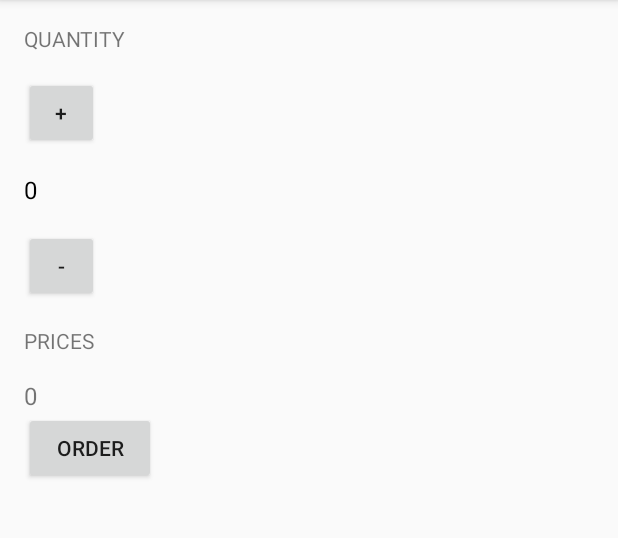
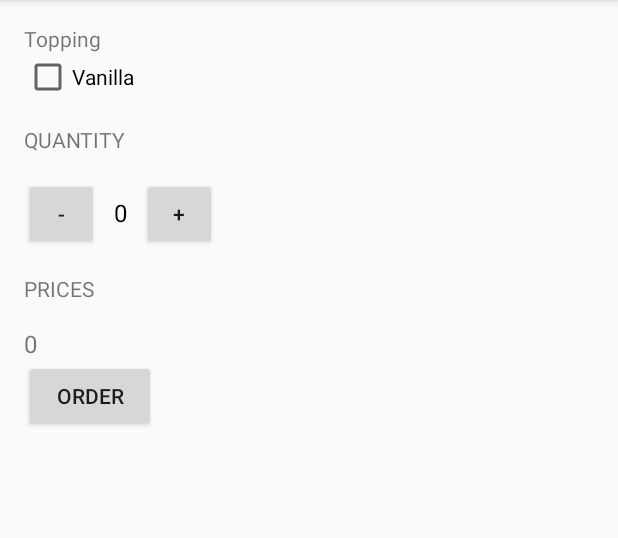
Before and after one commit to pratamawijaya/android-academy-jogja, an Android app: the screen it shows after launch (MainActivity), on a phone screen of 412 x 824 dp, the part 84-622 px from its top. Run offline under Robolectric (Android 15) with nearby library versions, the phone set to English and light mode, and no system bars.

Commit message:
add combo box

```diff
--- a/batch1/JustJavax/app/src/main/java/com/android/example/justjavax/Car.java
+++ /dev/null
@@ -1,27 +0,0 @@
-package com.android.example.justjavax;
-
-/**
- * Created by : pratama - set.mnemonix@gmail.com
- * Date : 8/23/15
- * Project : JustJavax
- */
-public class Car {
-  public String merk;
-  private String color;
-
-  public String getMerk() {
-    return merk;
-  }
-
-  public void setMerk(String merk) {
-    this.merk = merk;
-  }
-
-  public String getColor() {
-    return color;
-  }
-
-  public void setColor(String color) {
-    this.color = color;
-  }
-}
--- a/batch1/JustJavax/app/src/main/java/com/android/example/justjavax/MainActivity.java
+++ b/batch1/JustJavax/app/src/main/java/com/android/example/justjavax/MainActivity.java
@@ -2,12 +2,15 @@ package com.android.example.justjavax;
 
 import android.os.Bundle;
 import android.support.v7.app.AppCompatActivity;
+import android.util.Log;
 import android.view.Menu;
 import android.view.MenuItem;
 import android.view.View;
 import android.widget.Button;
+import android.widget.CheckBox;
 import android.widget.TextView;
 import android.widget.Toast;
+import com.android.example.justjavax.model.Car;
 import java.text.NumberFormat;
 
 public class MainActivity extends AppCompatActivity {
@@ -22,11 +25,27 @@ public class MainActivity extends AppCompatActivity {
   private Button btnOrder, btnPlus, btnMinus;
   private TextView quantityOrder;
   private TextView pricesTextView, txtResult;
+  private CheckBox cbVanilla;
 
-  // ini method yang pertama kali dijalankan
+  //ini method yang pertama kali dijalankan
   @Override protected void onCreate(Bundle savedInstanceState) {
     super.onCreate(savedInstanceState);
+
     setContentView(R.layout.activity_main);
+
+    // proses instance
+    // proses instansiasi/ membuat baru sebuah objek
+    Car lambo = new Car();
+    Car toyota = new Car();
+    Car ferrari = new Car("Red", "AB2091DT");
+    Car mazda = new Car("Blue");
+
+    ferrari.getColor(); // Red
+    lambo.getColor(); // null
+    lambo.setColor("Blue");
+    lambo.getColor();// Blue
+    mazda.getColor();// Blue
+    mazda.getPlatnomor(); // null
 
     // 2.
     // inisiasi button
@@ -36,6 +55,7 @@ public class MainActivity extends AppCompatActivity {
     pricesTextView = (TextView) findViewById(R.id.prices_text_view);
     btnMinus = (Button) findViewById(R.id.btnMinus);
     btnPlus = (Button) findViewById(R.id.btnPlus);
+    cbVanilla = (CheckBox) findViewById(R.id.cbVanilla);
 
     // beri event listener
     btnOrder.setOnClickListener(new View.OnClickListener() {
@@ -87,6 +107,13 @@ public class MainActivity extends AppCompatActivity {
 
   private int calculatePrices(int quantity) {
     int total = 50000 * quantity;
+    // jika combo box vanilla dipilih
+    if (cbVanilla.isChecked()) {
+      // maka
+      Log.d("debug", "vanilla di cek");
+      total = total + 3000;
+      //total += 3000;
+    }
     return total;
   }
 
--- /dev/null
+++ b/batch1/JustJavax/app/src/main/java/com/android/example/justjavax/model/Car.java
@@ -0,0 +1,44 @@
+package com.android.example.justjavax.model;
+
+/**
+ * Created by : pratama - set.mnemonix@gmail.com
+ * Date : 8/23/15
+ * Project : JustJavax
+ */
+public class Car {
+  // attribute
+  private String color;
+  private String platnomor;
+
+  // empty contructor
+  public Car() {
+  }
+
+  // constructor with parameter
+  public Car(String color, String platnomor) {
+    this.color = color;
+    this.platnomor = platnomor;
+  }
+
+  // constructor with single paramter
+  public Car(String color) {
+    this.color = color;
+  }
+
+  // method
+  public String getColor() {
+    return color;
+  }
+
+  public void setColor(String color) {
+    this.color = color;
+  }
+
+  public String getPlatnomor() {
+    return platnomor;
+  }
+
+  public void setPlatnomor(String platnomor) {
+    this.platnomor = platnomor;
+  }
+}
--- a/batch1/JustJavax/app/src/main/res/layout/activity_main.xml
+++ b/batch1/JustJavax/app/src/main/res/layout/activity_main.xml
@@ -8,36 +8,61 @@
     >
 
   <TextView
+      android:layout_width="wrap_content"
+      android:text="Topping"
+      android:layout_height="wrap_content"
+      />
+
+  <CheckBox android:id="@+id/cbVanilla"
+      android:text="Vanilla"
+      android:layout_marginBottom="16dp"
+      android:layout_width="wrap_content"
+      android:layout_height="wrap_content"
+      />
+
+  <TextView
       android:layout_marginBottom="16dp"
       android:text="QUANTITY"
       android:layout_width="wrap_content"
       android:layout_height="wrap_content"
       />
-  <Button
-      android:id="@+id/btnPlus"
-      android:text="+"
-      android:layout_marginBottom="16sp"
-      android:layout_width="50dp"
+  <LinearLayout
+      android:orientation="horizontal"
+      android:layout_width="match_parent"
       android:layout_height="wrap_content"
-      />
+      >
 
-  <TextView
-      android:text="0"
-      android:id="@+id/quantity_text_view"
-      android:textColor="#000"
-      android:textSize="16sp"
-      android:layout_marginBottom="16dp"
-      android:layout_width="wrap_content"
-      android:layout_height="wrap_content"
-      />
-  <Button
-      android:id="@+id/btnMinus"
-      android:layout_marginBottom="16sp"
-      android:text="-"
-      android:layout_width="50dp"
-      android:layout_height="wrap_content"
-      />
+    <Button
+        android:id="@+id/btnMinus"
+        android:layout_marginBottom="16sp"
+        android:text="-"
+        android:layout_marginRight="10dp"
+        android:layout_width="50dp"
+        android:layout_height="wrap_content"
+        />
 
+
+    <TextView
+        android:text="0"
+        android:id="@+id/quantity_text_view"
+        android:textColor="#000"
+        android:layout_marginRight="10dp"
+        android:textSize="16sp"
+        android:layout_marginBottom="16dp"
+        android:layout_width="wrap_content"
+        android:layout_height="wrap_content"
+        />
+
+    <Button
+        android:layout_marginRight="10dp"
+        android:id="@+id/btnPlus"
+        android:text="+"
+        android:layout_marginBottom="16sp"
+        android:layout_width="50dp"
+        android:layout_height="wrap_content"
+        />
+
+  </LinearLayout>
   <TextView
       android:text="PRICES"
       android:layout_width="wrap_content"
```
